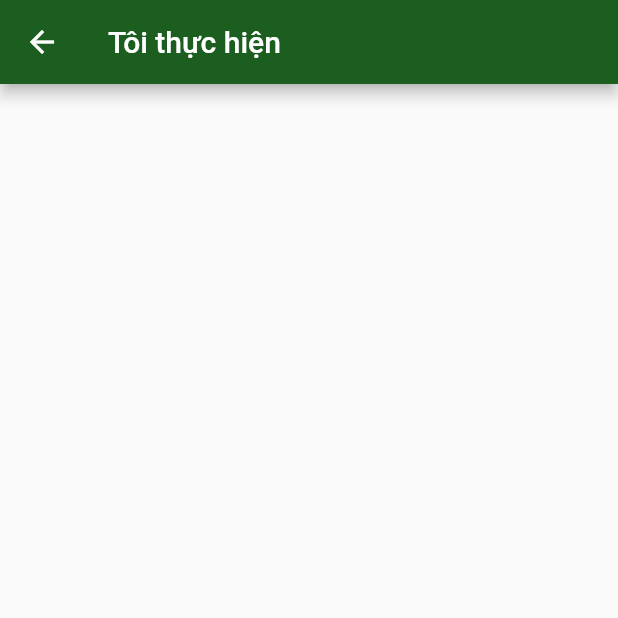
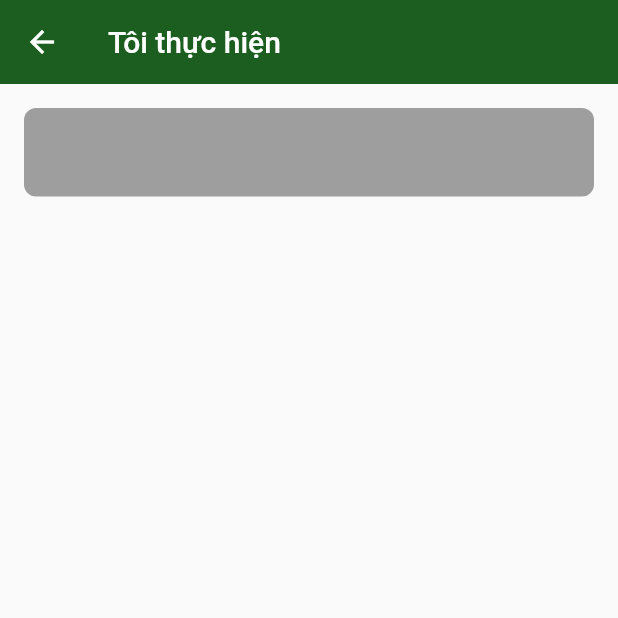
Before and after one commit to luctttt/res-api-flutter, a Flutter app: the toithuchien screen opened directly, on a phone screen of 412 x 824 dp, the top half of it. Run offline on Flutter 3.47's test engine with Material 2 defaults, Android fonts, the phone set to English and light mode, and no system bars.

Commit message:
add my_app

```diff
--- a/my_app/lib/page/homepage.dart
+++ b/my_app/lib/page/homepage.dart
@@ -1,17 +1,8 @@
 import 'package:flutter/material.dart';
-import 'package:my_app/body.dart';
 import 'package:my_app/toithuchien.dart';
-
 
 class homepage extends StatelessWidget{
   homepage({Key? key}) : super(key: key);
-  int _selectedIndex = 0;
-  final screens = [
-    body(),
-    Center(child: Text('ko có gì', style: TextStyle(fontSize: 60))),
-    Center(child: Text('ko có gì', style: TextStyle(fontSize: 60))),
-    Center(child: Text('ko có gì', style: TextStyle(fontSize: 60))),
-  ];
 
 
   @override
@@ -22,6 +13,63 @@ class homepage extends StatelessWidget{
         appBar: AppBar(
           backgroundColor: Colors.green[900],
           title: Text('Việc không quy trình'),
+        ),
+        body: Container(
+          color: Colors.grey[200],
+          margin: EdgeInsets.only(bottom: 10),
+          padding: EdgeInsets.all(10),
+          child: ListView(children: [
+            Card(
+              child: ListTile(
+                title: Text('Tôi thực hiện'),
+                trailing: Icon(Icons.arrow_forward_ios),
+                onTap: (){
+                  Navigator.push(context, MaterialPageRoute(builder: (context) => const toithuchien()));
+                },
+
+              ),
+              color: Colors.white,
+            ),
+            Card(
+              child: ListTile(
+                title: Text('Tôi giao'),
+                trailing: Icon(Icons.arrow_forward_ios),
+                onTap: () {print('onTap Pressed');},
+                onLongPress: () {print('onLong Pressed!');},
+              ),
+              color: Colors.white,
+            ),
+            Card(
+              child: ListTile(
+                title: Text('Tôi theo dõi'),
+                trailing: Icon(Icons.arrow_forward_ios),
+                onTap: () {print('onTap Pressed');},
+                onLongPress: () {print('onLong Pressed!');},
+              ),
+              color: Colors.white,
+            ),
+            Card(
+              child: ListTile(
+                title: Text('Phòng ban'),
+                trailing: Icon(Icons.arrow_forward_ios),
+                onTap: () {print('onTap Pressed');},
+                onLongPress: () {print('onLong Pressed!');},
+              ),
+              color: Colors.white,
+            ),
+            Card(
+              child: ListTile(
+                  title: Text('Tất cả'),
+                  trailing: Icon(Icons.arrow_forward_ios),
+                  onTap: () {
+                    print('onTap Pressed');
+                  },
+                  onLongPress: () {
+                    print('onLong Pressed!');
+                  }
+              ),
+            ),
+          ],),
         ),
 
         bottomNavigationBar: BottomNavigationBar(
@@ -51,7 +99,7 @@ class homepage extends StatelessWidget{
               icon: Icon(Icons.account_circle_rounded),
               label: 'My iGoss',
             ),
-          ]
+            ]
         ),
         floatingActionButton: FloatingActionButton(
           onPressed: () {},
--- a/my_app/lib/toithuchien.dart
+++ b/my_app/lib/toithuchien.dart
@@ -1,17 +1,43 @@
 import 'package:flutter/material.dart';
 
-class toithuchien extends StatelessWidget {
+
+class toithuchien extends StatefulWidget {
   const toithuchien({Key? key}) : super(key: key);
+
+  @override
+  State<toithuchien> createState() => _SearchPageState();
+}
+
+class _SearchPageState extends State<toithuchien> {
   @override
   Widget build(BuildContext context) {
     return Scaffold(
-      appBar: AppBar(
-        title: Text('Tôi thực hiện'),
-        backgroundColor: Colors.green[900],
-      ),
+        appBar: AppBar(
+          backgroundColor: Colors.green[900],
+          title: const Text('Tôi thực hiện'),
+          elevation: 0.0,
+        ),
+        body: Padding(
+          padding: EdgeInsets.all(16),
+          child: Column(
+            mainAxisAlignment: MainAxisAlignment.start,
+            crossAxisAlignment: CrossAxisAlignment.start,
+            children: [
+              TextField(
+                decoration: InputDecoration(
+                  filled: true,
+                  fillColor: Colors.grey,
+                  border: OutlineInputBorder(
+                    borderRadius: BorderRadius.circular(8.0),
+                    borderSide: BorderSide.none,),
+                ),
+              ),
+              SizedBox(
+                height: 20.0,
+              ),
+            ],
+          ),
+        )
     );
-
   }
-
-
 }
```
Also changed, not shown: my_app/lib/body.dart (deleted, +0 -70 lines).
